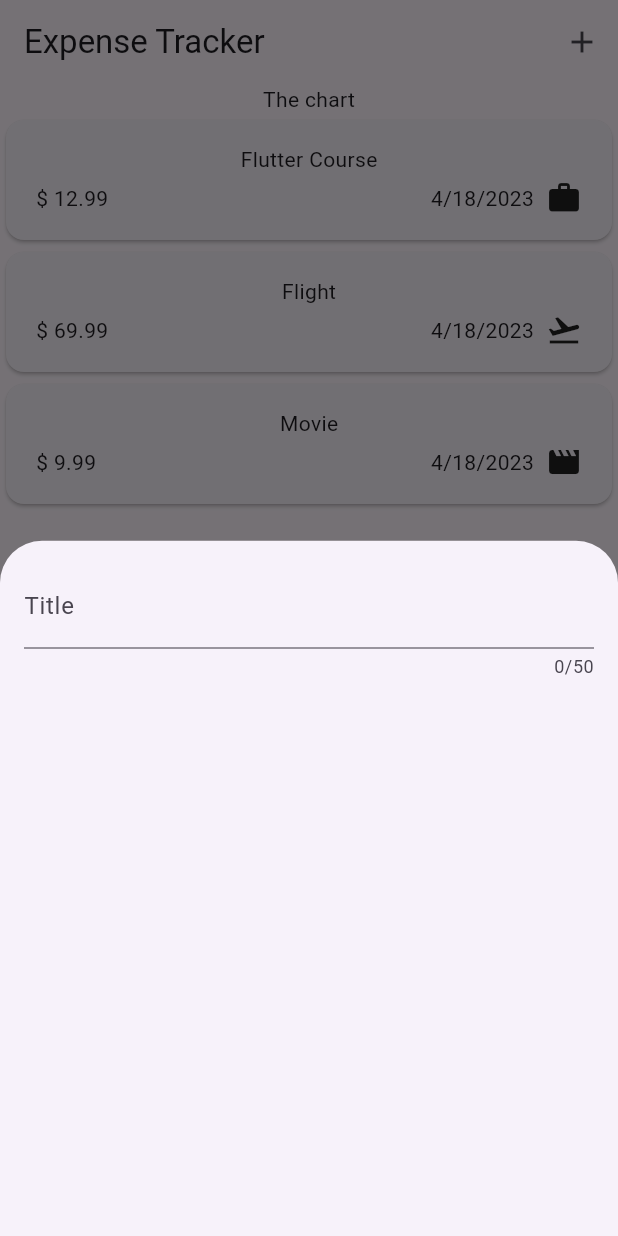
After one commit to jatinchauhann/expense_tracker, a Flutter app: the screen it shows after launch, after a tap on the "add" icon, on a phone screen of 412 x 824 dp. The commit adds this screen. Run offline on Flutter 3.47's test engine with Material 2 defaults, Android fonts, the phone set to English and light mode, and no system bars.

Commit message:
new expense showModalBottomSheet

```diff
--- a/lib/main.dart
+++ b/lib/main.dart
@@ -3,8 +3,10 @@ import 'package:expense_tracker/widgets/expenses.dart';
 
 void main() {
   runApp(
-    const MaterialApp(
-      home: Expenses(),
+    MaterialApp(
+      // darkTheme: ThemeData.dark(useMaterial3: true),
+      theme: ThemeData.light(useMaterial3: true),
+      home: const Expenses(),
     ),
   );
 }
--- a/lib/widgets/expenses.dart
+++ b/lib/widgets/expenses.dart
@@ -1,3 +1,4 @@
+import 'package:expense_tracker/widgets/new_expense.dart';
 import 'package:flutter/material.dart';
 import 'package:expense_tracker/models/expense.dart';
 import 'package:expense_tracker/widgets/expenses_list/expenses_list.dart';
@@ -30,9 +31,21 @@ class _ExpensesState extends State<Expenses> {
         category: Category.leisure),
   ];
 
+  void _openAddExpenseOverlay() {
+    showModalBottomSheet(
+        context: context, builder: (ctx) => const NewExpense());
+  }
+
   @override
   Widget build(BuildContext context) {
     return Scaffold(
+      appBar: AppBar(
+        title: const Text('Expense Tracker'),
+        actions: [
+          IconButton(
+              onPressed: _openAddExpenseOverlay, icon: const Icon(Icons.add))
+        ],
+      ),
       body: Column(
         children: [
           const Text('The chart'),
--- /dev/null
+++ b/lib/widgets/new_expense.dart
@@ -0,0 +1,26 @@
+import 'package:flutter/cupertino.dart';
+import 'package:flutter/material.dart';
+
+class NewExpense extends StatefulWidget {
+  const NewExpense({super.key});
+
+  @override
+  State<NewExpense> createState() {
+    return _NewExpenseState();
+  }
+}
+
+class _NewExpenseState extends State<NewExpense> {
+  @override
+  Widget build(BuildContext context) {
+    return Padding(
+      padding: const EdgeInsets.all(16),
+      child: Column(children: const [
+        TextField(
+          maxLength: 50,
+          decoration: InputDecoration(label: Text('Title')),
+        ),
+      ]),
+    );
+  }
+}
```
